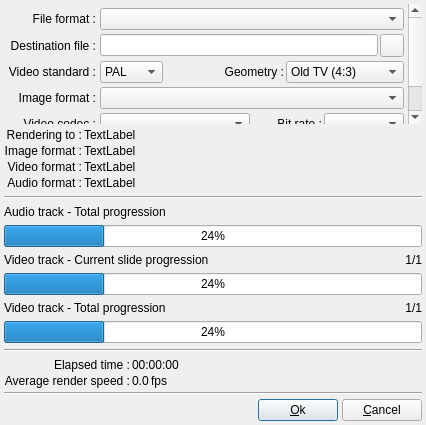
The window that DlgRenderVideo.ui (boenki/ffdiaporama) describes before a commit, drawn with Qt 5.
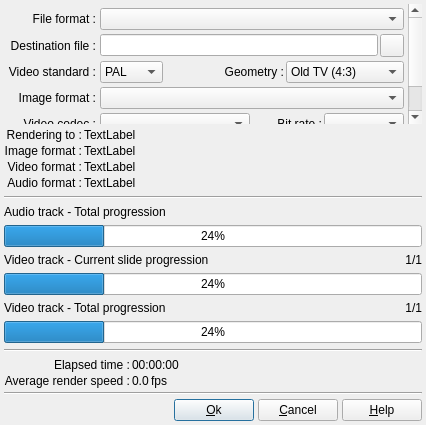
The same window after the commit. Icons and pictures are not drawn.

Diff of the .ui file:
```diff
--- a/DlgRenderVideo.ui
+++ b/DlgRenderVideo.ui
@@ -694,6 +694,17 @@
        </property>
       </widget>
      </item>
+     <item>
+      <widget class="QPushButton" name="HelpBT">
+       <property name="text">
+        <string>&amp;Help</string>
+       </property>
+       <property name="icon">
+        <iconset>
+         <normaloff>icons/help.png</normaloff>icons/help.png</iconset>
+       </property>
+      </widget>
+     </item>
     </layout>
    </item>
   </layout>
```
